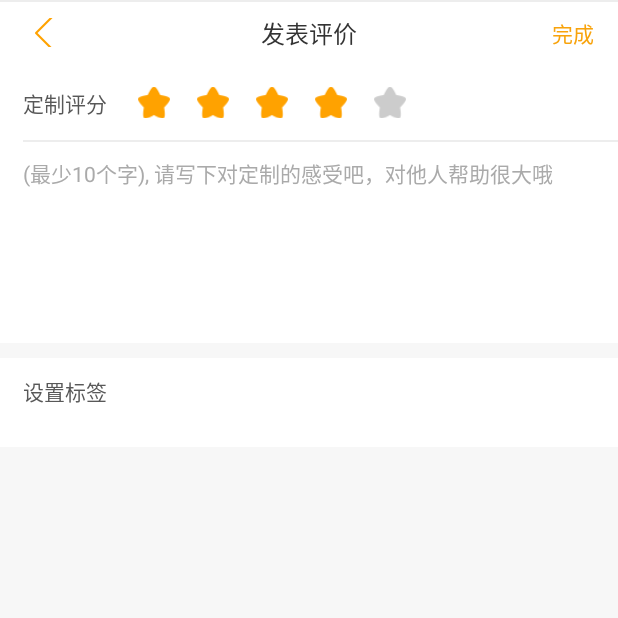
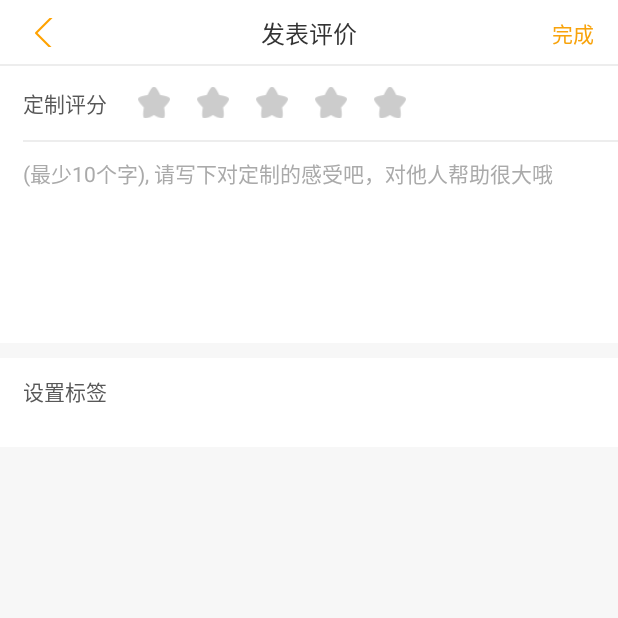
Before and after one commit to cjwmusic/TTravel, an Android app: the screen it shows after launch (PostCommentActivity), on a phone screen of 412 x 824 dp, the top half of it. Run offline under Robolectric (Android 15) with nearby library versions, the phone set to English and light mode, and no system bars; our stand-ins replace ButterKnife; libraries missing offline, so code that uses them is left out: com.alibaba.fastjson, com.avos.avoscloud, com.bigkoo.svprogresshud, com.facebook.drawee, com.kaopiz.kprogresshud and 1 more; 12 statements that could not run were skipped.

Commit message:
完成发表评论页面.

```diff
--- a/app/src/main/res/layout/activity_post_comment.xml
+++ b/app/src/main/res/layout/activity_post_comment.xml
@@ -49,7 +49,7 @@
             android:textSize="16dp" />
 
         <Button
-            android:id="@+id/register_button"
+            android:id="@+id/do_comment_button"
             android:layout_width="60dp"
             android:layout_height="fill_parent"
             android:layout_alignParentRight="true"
@@ -62,7 +62,7 @@
         <TextView
             android:layout_width="match_parent"
             android:layout_height="1dp"
-            android:layout_alignBottom="@id/action_bar_button_right"
+            android:layout_alignBottom="@id/do_comment_button"
             android:background="@color/gray_bg"/>
 
     </RelativeLayout>
@@ -98,38 +98,38 @@
                 android:gravity="center_vertical"
                 android:orientation="horizontal">
                 <ImageView
-                    android:id="@+id/start0"
+                    android:id="@+id/star0"
                     android:layout_width="22dp"
                     android:layout_height="22dp"
-                    android:src="@drawable/home_star_active"
+                    android:src="@drawable/home_star_inactive"
                     />
 
                 <ImageView
-                    android:id="@+id/start1"
+                    android:id="@+id/star1"
                     android:layout_width="22dp"
                     android:layout_height="22dp"
-                    android:src="@drawable/home_star_active"
+                    android:src="@drawable/home_star_inactive"
                     android:layout_marginLeft="17dp"
                     />
 
                 <ImageView
-                    android:id="@+id/start2"
+                    android:id="@+id/star2"
                     android:layout_width="22dp"
                     android:layout_height="22dp"
-                    android:src="@drawable/home_star_active"
+                    android:src="@drawable/home_star_inactive"
                     android:layout_marginLeft="17dp"
                     />
 
                 <ImageView
-                    android:id="@+id/start3"
+                    android:id="@+id/star3"
                     android:layout_width="22dp"
                     android:layout_height="22dp"
-                    android:src="@drawable/home_star_active"
+                    android:src="@drawable/home_star_inactive"
                     android:layout_marginLeft="17dp"
                     />
 
                 <ImageView
-                    android:id="@+id/start4"
+                    android:id="@+id/star4"
                     android:layout_width="22dp"
                     android:layout_height="22dp"
                     android:src="@drawable/home_star_inactive"
```
Also changed, not shown: app/src/main/java/com/wukong/ttravel/service/order/activity/PostCommentActivity.java (+112 -1 lines).
